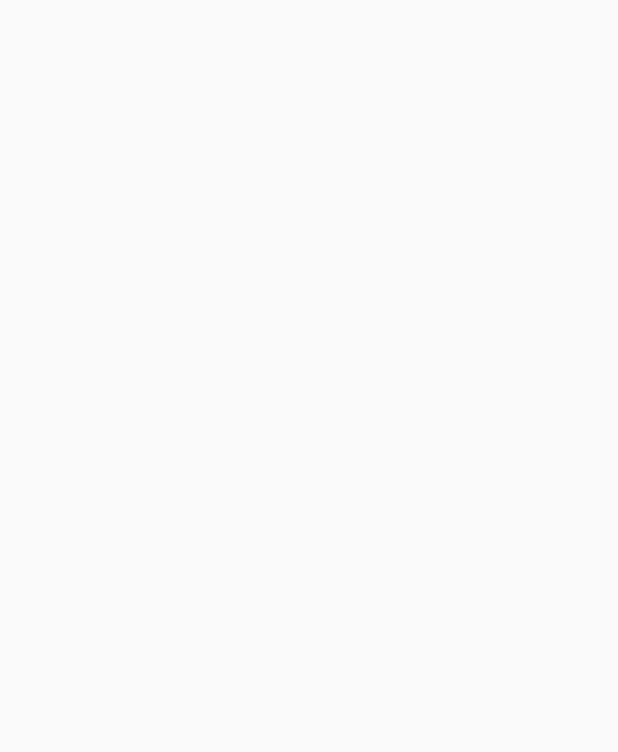
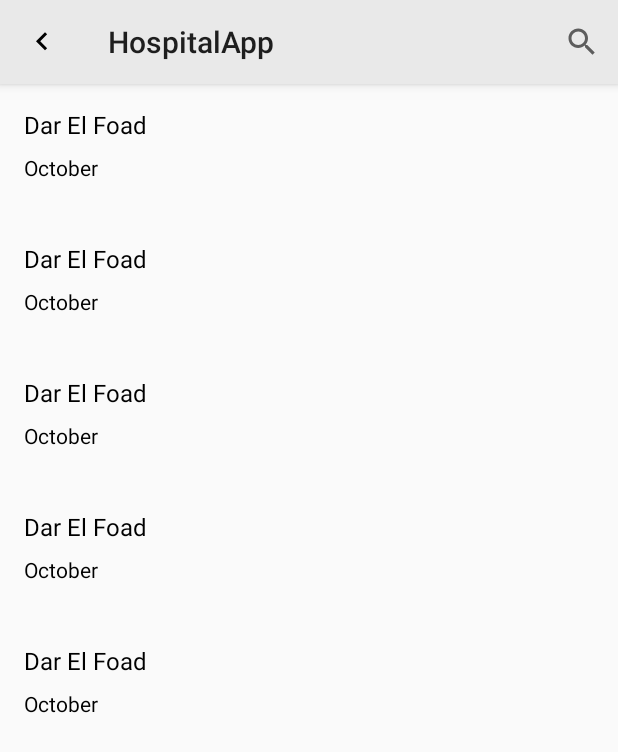
Before and after one commit to EngMahmoudMagdy/hospitalapp, an Android app: the SearchActivity screen opened directly, with no data from a screen before it, on a phone screen of 412 x 824 dp. Before the commit the part shown is empty. Shown: the top 752 px of the screen. Run offline under Robolectric (Android 15) with nearby library versions, the phone set to English and light mode, and no system bars; our stand-ins replace ButterKnife.

Commit message:
search added

```diff
--- a/app/src/main/java/com/hospitalapp/activities/SearchActivity.java
+++ b/app/src/main/java/com/hospitalapp/activities/SearchActivity.java
@@ -1,16 +1,91 @@
 package com.hospitalapp.activities;
 
+import android.content.Intent;
+import android.os.Bundle;
+import android.view.Menu;
+import android.view.MenuItem;
+
+import androidx.annotation.Nullable;
 import androidx.appcompat.app.AppCompatActivity;
-
-import android.os.Bundle;
+import androidx.appcompat.widget.SearchView;
+import androidx.appcompat.widget.Toolbar;
+import androidx.recyclerview.widget.RecyclerView;
 
 import com.hospitalapp.R;
+import com.hospitalapp.adapters.SearchAdapter;
+import com.hospitalapp.models.Hospital;
+
+import java.util.ArrayList;
+import java.util.List;
+
+import butterknife.BindView;
+import butterknife.ButterKnife;
+
+import static com.hospitalapp.helpers.StaticMembers.LOCATION_CODE;
 
 public class SearchActivity extends AppCompatActivity {
+
+    @BindView(R.id.toolbar)
+    Toolbar toolbar;
+    @BindView(R.id.recycler)
+    RecyclerView recycler;
+    SearchAdapter adapter;
+    List<Hospital> list;
 
     @Override
     protected void onCreate(Bundle savedInstanceState) {
         super.onCreate(savedInstanceState);
         setContentView(R.layout.activity_search);
+        ButterKnife.bind(this);
+        setSupportActionBar(toolbar);
+        toolbar.setNavigationOnClickListener(v -> onBackPressed());
+        if (savedInstanceState == null) {
+            startActivityForResult(new Intent(this, MapsActivity.class), LOCATION_CODE);
+        }
+        list = new ArrayList<>();
+        Hospital hospital = new Hospital("Dar El Foad", "October", "Dar El Foad hospital is a huge leading hospital", 13.3555, 13.4555, null);
+        list.add(hospital);
+        hospital = new Hospital("Dar El Foad", "October", "Dar El Foad hospital is a huge leading hospital", 13.3555, 13.4555, null);
+        list.add(hospital);
+        hospital = new Hospital("Dar El Foad", "October", "Dar El Foad hospital is a huge leading hospital", 13.3555, 13.4555, null);
+        list.add(hospital);
+        hospital = new Hospital("Dar El Foad", "October", "Dar El Foad hospital is a huge leading hospital", 13.3555, 13.4555, null);
+        list.add(hospital);
+        hospital = new Hospital("Dar El Foad", "October", "Dar El Foad hospital is a huge leading hospital", 13.3555, 13.4555, null);
+        list.add(hospital);
+        adapter = new SearchAdapter(this, list);
+        recycler.setAdapter(adapter);
+    }
+
+    @Override
+    protected void onActivityResult(int requestCode, int resultCode, @Nullable Intent data) {
+        super.onActivityResult(requestCode, resultCode, data);
+        if (resultCode == RESULT_OK) {
+            if (requestCode == LOCATION_CODE) {
+                //TODO: update the recycler with new options
+            }
+        }
+    }
+
+    @Override
+    public boolean onCreateOptionsMenu(Menu menu) {
+        getMenuInflater().inflate(R.menu.search_menu, menu);
+        MenuItem searchItem = menu.findItem(R.id.search);
+        SearchView searchView = (SearchView) searchItem.getActionView();
+        searchView.setQueryHint(getString(R.string.search));
+        searchView.setOnQueryTextListener(new SearchView.OnQueryTextListener() {
+            @Override
+            public boolean onQueryTextSubmit(String query) {
+                adapter.getFilter().filter(query);
+                return false;
+            }
+
+            @Override
+            public boolean onQueryTextChange(String newText) {
+                adapter.getFilter().filter(newText);
+                return false;
+            }
+        });
+        return super.onCreateOptionsMenu(menu);
     }
 }
--- /dev/null
+++ b/app/src/main/java/com/hospitalapp/adapters/SearchAdapter.java
@@ -0,0 +1,92 @@
+package com.hospitalapp.adapters;
+
+import android.content.Context;
+import android.view.LayoutInflater;
+import android.view.View;
+import android.view.ViewGroup;
+import android.widget.Filter;
+import android.widget.Filterable;
+import android.widget.TextView;
+
+import androidx.annotation.NonNull;
+import androidx.recyclerview.widget.RecyclerView;
+
+import com.hospitalapp.R;
+import com.hospitalapp.models.Hospital;
+
+import java.util.ArrayList;
+import java.util.List;
+
+import butterknife.BindView;
+import butterknife.ButterKnife;
+
+public class SearchAdapter extends RecyclerView.Adapter<SearchAdapter.Holder> implements Filterable {
+    private Context context;
+    private List<Hospital> list, total;
+
+    public SearchAdapter(Context context, List<Hospital> list) {
+        this.context = context;
+        this.list = list;
+        this.total = list;
+    }
+
+    @NonNull
+    @Override
+    public Holder onCreateViewHolder(@NonNull ViewGroup parent, int viewType) {
+        return new Holder(LayoutInflater.from(context).inflate(R.layout.item_hospital, parent, false));
+    }
+
+    @Override
+    public void onBindViewHolder(@NonNull Holder holder, int position) {
+        Hospital hospital = list.get(position);
+        holder.name.setText(hospital.getName());
+        holder.address.setText(hospital.getAddress());
+        holder.itemView.setOnClickListener(v -> {
+            //TODO details page
+        });
+    }
+
+    @Override
+    public int getItemCount() {
+        return list.size();
+    }
+
+    @Override
+    public Filter getFilter() {
+        return new Filter() {
+            @Override
+            protected FilterResults performFiltering(CharSequence constraint) {
+                String s = constraint.toString();
+                if (s.isEmpty())
+                    list = total;
+                else {
+                    list = new ArrayList<>();
+                for (Hospital hospital : total) {
+                    if (s.toLowerCase().contains(hospital.getName()) || s.toLowerCase().contains(hospital.getAddress())) {
+                    list.add(hospital);
+                    }
+                }}
+                FilterResults filterResults = new FilterResults();
+                filterResults.values = list;
+                return filterResults;
+            }
+
+            @Override
+            protected void publishResults(CharSequence constraint, FilterResults results) {
+                list = (List<Hospital>) results.values;
+            }
+        };
+    }
+
+    class Holder extends RecyclerView.ViewHolder {
+        @BindView(R.id.name)
+        TextView name;
+        @BindView(R.id.address)
+        TextView address;
+
+        Holder(@NonNull View itemView) {
+            super(itemView);
+            ButterKnife.bind(this,itemView);
+        }
+    }
+}
--- /dev/null
+++ b/app/src/main/java/com/hospitalapp/models/Hospital.java
@@ -0,0 +1,69 @@
+package com.hospitalapp.models;
+
+import java.util.List;
+
+public class Hospital {
+    private String name , address , description;
+    private Double latitude , longitude ;
+    private List<String> specializations;
+
+    public Hospital() {
+    }
+
+    public Hospital(String name, String address, String description, Double latitude, Double longitude, List<String> specializations) {
+        this.name = name;
+        this.address = address;
+        this.description = description;
+        this.latitude = latitude;
+        this.longitude = longitude;
+        this.specializations = specializations;
+    }
+
+    public String getName() {
+        return name;
+    }
+
+    public void setName(String name) {
+        this.name = name;
+    }
+
+    public String getAddress() {
+        return address;
+    }
+
+    public void setAddress(String address) {
+        this.address = address;
+    }
+
+    public String getDescription() {
+        return description;
+    }
+
+    public void setDescription(String description) {
+        this.description = description;
+    }
+
+    public Double getLatitude() {
+        return latitude;
+    }
+
+    public void setLatitude(Double latitude) {
+        this.latitude = latitude;
+    }
+
+    public Double getLongitude() {
+        return longitude;
+    }
+
+    public void setLongitude(Double longitude) {
+        this.longitude = longitude;
+    }
+
+    public List<String> getSpecializations() {
+        return specializations;
+    }
+
+    public void setSpecializations(List<String> specializations) {
+        this.specializations = specializations;
+    }
+}
--- /dev/null
+++ b/app/src/main/res/drawable/back_black.xml
@@ -0,0 +1,10 @@
+<?xml version="1.0" encoding="utf-8"?>
+<vector xmlns:android="http://schemas.android.com/apk/res/android"
+    android:width="24dp"
+    android:height="24dp"
+    android:viewportWidth="24.0"
+    android:viewportHeight="24.0">
+    <path
+        android:fillColor="#FF000000"
+        android:pathData="M15.41,16.09l-4.58,-4.59 4.58,-4.59L14,5.5l-6,6 6,6z" />
+</vector>
--- /dev/null
+++ b/app/src/main/res/drawable/search_black.xml
@@ -0,0 +1,10 @@
+<?xml version="1.0" encoding="utf-8"?>
+<vector xmlns:android="http://schemas.android.com/apk/res/android"
+        android:width="24dp"
+        android:height="24dp"
+        android:viewportWidth="24.0"
+        android:viewportHeight="24.0">
+    <path
+        android:fillColor="#FF000000"
+        android:pathData="M15.5,14h-0.79l-0.28,-0.27C15.41,12.59 16,11.11 16,9.5 16,5.91 13.09,3 9.5,3S3,5.91 3,9.5 5.91,16 9.5,16c1.61,0 3.09,-0.59 4.23,-1.57l0.27,0.28v0.79l5,4.99L20.49,19l-4.99,-5zM9.5,14C7.01,14 5,11.99 5,9.5S7.01,5 9.5,5 14,7.01 14,9.5 11.99,14 9.5,14z"/>
+</vector>
--- a/app/src/main/res/layout/activity_search.xml
+++ b/app/src/main/res/layout/activity_search.xml
@@ -1,9 +1,26 @@
 <?xml version="1.0" encoding="utf-8"?>
-<androidx.constraintlayout.widget.ConstraintLayout xmlns:android="http://schemas.android.com/apk/res/android"
+<androidx.coordinatorlayout.widget.CoordinatorLayout xmlns:android="http://schemas.android.com/apk/res/android"
     xmlns:app="http://schemas.android.com/apk/res-auto"
     xmlns:tools="http://schemas.android.com/tools"
     android:layout_width="match_parent"
     android:layout_height="match_parent"
     tools:context=".activities.SearchActivity">
 
-</androidx.constraintlayout.widget.ConstraintLayout>
+    <com.google.android.material.appbar.AppBarLayout
+        android:layout_width="match_parent"
+        android:layout_height="wrap_content">
+
+        <androidx.appcompat.widget.Toolbar
+            android:id="@+id/toolbar"
+            android:layout_width="match_parent"
+            android:layout_height="?actionBarSize"
+            app:navigationIcon="@drawable/back_black" />
+    </com.google.android.material.appbar.AppBarLayout>
+
+    <androidx.recyclerview.widget.RecyclerView
+        android:id="@+id/recycler"
+        android:layout_width="match_parent"
+        android:layout_height="match_parent"
+        app:layoutManager="androidx.recyclerview.widget.LinearLayoutManager"
+        app:layout_behavior="com.google.android.material.appbar.AppBarLayout$ScrollingViewBehavior" />
+</androidx.coordinatorlayout.widget.CoordinatorLayout>
--- /dev/null
+++ b/app/src/main/res/layout/item_hospital.xml
@@ -0,0 +1,24 @@
+<?xml version="1.0" encoding="utf-8"?>
+<LinearLayout xmlns:android="http://schemas.android.com/apk/res/android"
+    style="@style/LayoutClickable"
+    android:layout_width="match_parent"
+    android:layout_height="wrap_content"
+    android:orientation="vertical"
+    android:padding="16dp">
+
+    <TextView
+        android:id="@+id/name"
+        android:layout_width="match_parent"
+        android:layout_height="wrap_content"
+        android:layout_marginBottom="8dp"
+        android:textColor="@color/black"
+        android:textSize="@dimen/text_normal" />
+
+    <TextView
+        android:id="@+id/address"
+        android:layout_width="match_parent"
+        android:layout_height="wrap_content"
+        android:layout_marginBottom="8dp"
+        android:textColor="@color/black"
+        android:textSize="@dimen/text_smallx" />
+</LinearLayout>
--- /dev/null
+++ b/app/src/main/res/menu/search_menu.xml
@@ -0,0 +1,10 @@
+<?xml version="1.0" encoding="utf-8"?>
+<menu xmlns:android="http://schemas.android.com/apk/res/android"
+    xmlns:app="http://schemas.android.com/apk/res-auto">
+    <item
+        android:id="@+id/search"
+        android:icon="@drawable/search_black"
+        android:title="@string/search"
+        app:actionViewClass="androidx.appcompat.widget.SearchView"
+        app:showAsAction="ifRoom" />
+</menu>
--- a/app/src/main/res/values/colors.xml
+++ b/app/src/main/res/values/colors.xml
@@ -3,4 +3,5 @@
     <color name="colorPrimary">#E9E9E9</color>
     <color name="colorPrimaryDark">#B4B4B4</color>
     <color name="colorAccent">#0056DA</color>
+    <color name="black">#000000</color>
 </resources>
--- a/app/src/main/res/values/dimens.xml
+++ b/app/src/main/res/values/dimens.xml
@@ -2,5 +2,6 @@
 <resources>
     <dimen name="text_normal">16sp</dimen>
     <dimen name="text_small">12sp</dimen>
+    <dimen name="text_smallx">14sp</dimen>
     <dimen name="button_corner">18dp</dimen>
 </resources>
--- a/app/src/main/res/values/strings.xml
+++ b/app/src/main/res/values/strings.xml
@@ -4,4 +4,5 @@
     <string name="drug_drug_inturruption">Drug-Drug inturruption</string>
     <string name="title_activity_maps">Map</string>
     <string name="confirm">Confirm</string>
+    <string name="search">Search</string>
 </resources>
--- a/app/src/main/res/values/styles.xml
+++ b/app/src/main/res/values/styles.xml
@@ -29,4 +29,17 @@
         <item name="android:textAllCaps">false</item>
     </style>
 
+    <style name="Clickable">
+        <item name="android:clickable">true</item>
+        <item name="android:focusable">true</item>
+    </style>
+
+    <style name="LayoutClickable" parent="Clickable">
+        <item name="android:background">?selectableItemBackground</item>
+    </style>
+
+    <style name="CardClickable" parent="Clickable">
+        <item name="android:foreground">?selectableItemBackground</item>
+    </style>
+
 </resources>
--- a/build.gradle
+++ b/build.gradle
@@ -4,7 +4,10 @@ buildscript {
     repositories {
         google()
         jcenter()
-
+        maven { url 'https://maven.google.com' }
+        maven { url 'http://repo1.maven.org/maven2' }
+        maven { url 'https://jitpack.io' }
+        maven { url 'https://maven.fabric.io/public' }
     }
     dependencies {
         classpath 'com.android.tools.build:gradle:3.5.1'
@@ -19,6 +22,7 @@ allprojects {
         google()
         jcenter()
         mavenCentral()
+        maven { url 'https://jitpack.io' }
     }
 }
 
```
Also changed, not shown: app/build.gradle (+6 -2 lines), app/src/main/AndroidManifest.xml (+5 -2 lines), app/src/main/java/com/hospitalapp/activities/MainActivity.java (+13 -0 lines).
